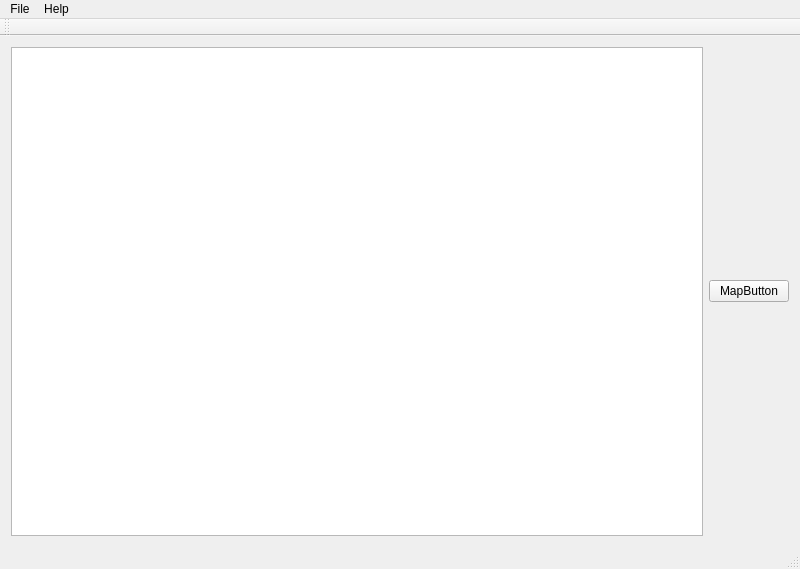
matmarczuk/micromouse, file mainwindow.ui: the form before one commit.
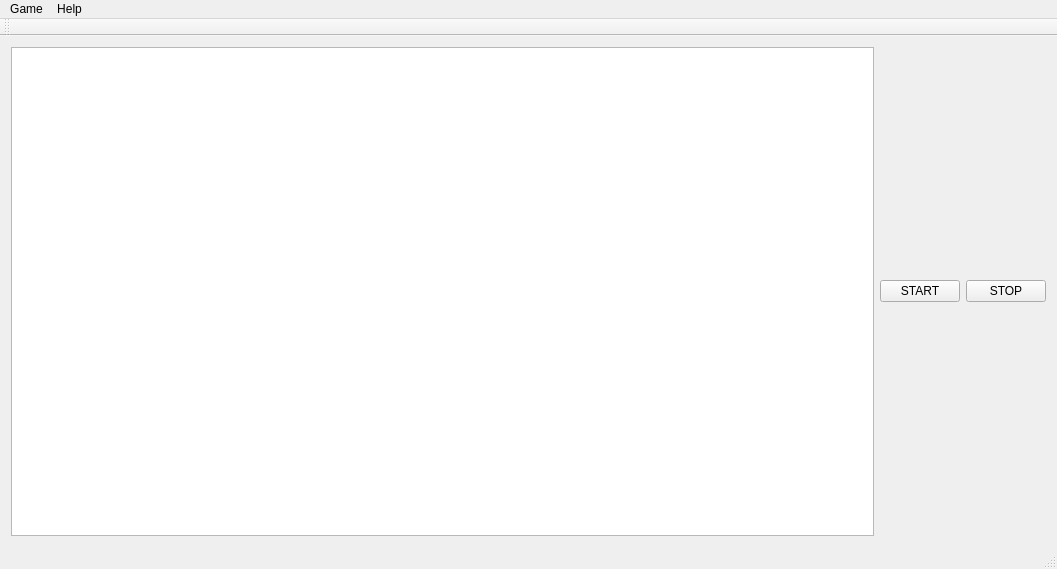
The form after the commit.

Patch:
```diff
--- a/mainwindow.ui
+++ b/mainwindow.ui
@@ -6,7 +6,7 @@
    <rect>
     <x>0</x>
     <y>0</y>
-    <width>800</width>
+    <width>1057</width>
     <height>569</height>
    </rect>
   </property>
@@ -18,10 +18,17 @@
     <item row="0" column="0">
      <widget class="QGraphicsView" name="boardView"/>
     </item>
+    <item row="0" column="2">
+     <widget class="QPushButton" name="stopButton">
+      <property name="text">
+       <string>STOP</string>
+      </property>
+     </widget>
+    </item>
     <item row="0" column="1">
      <widget class="QPushButton" name="startButton">
       <property name="text">
-       <string>MapButton</string>
+       <string>START</string>
       </property>
      </widget>
     </item>
@@ -32,13 +39,13 @@
     <rect>
      <x>0</x>
      <y>0</y>
-     <width>800</width>
+     <width>1057</width>
      <height>22</height>
     </rect>
    </property>
    <widget class="QMenu" name="menuFile">
     <property name="title">
-     <string>File</string>
+     <string>Game</string>
     </property>
    </widget>
    <widget class="QMenu" name="menuHelp">
```
Left out of the diff: 6 changed lines with no effect on the pictures.
